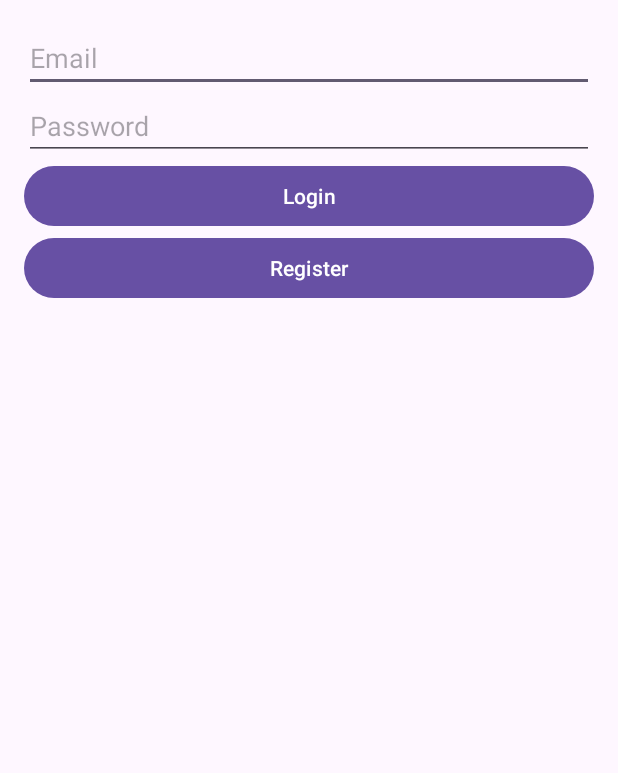
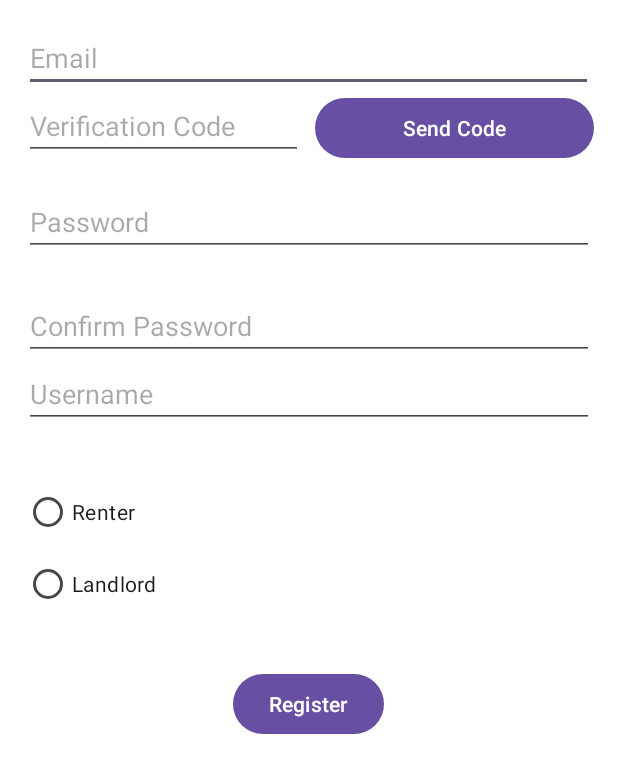
Before and after one commit to YuqiGuo105/RentToOrange, an Android app: the screen it shows after launch (LogIn before the commit, Register after it), after a tap on "Register", on a phone screen of 412 x 824 dp. Shown: the top 773 px of the screen. Run offline under Robolectric (Android 15) with nearby library versions, the phone set to English and light mode, and no system bars.

Commit message:
Register
1. Complete Register with a dummy sending verification code.

2. Renters have to register via @syr.edu. Landlords don't have to.

```diff
--- a/app/src/main/AndroidManifest.xml
+++ b/app/src/main/AndroidManifest.xml
@@ -14,6 +14,9 @@
         android:supportsRtl="true"
         android:theme="@style/Theme.RentToOrange"
         tools:targetApi="31">
+        <activity
+            android:name=".view.Register"
+            android:exported="false" />
         <activity
             android:name=".view.Register"
             android:exported="false" />
--- a/app/src/main/java/com/example/renttoorange/view/LogIn.kt
+++ b/app/src/main/java/com/example/renttoorange/view/LogIn.kt
@@ -39,8 +39,9 @@ class LogIn : AppCompatActivity() {
             val user = userRepository.getUserByEmailAndPassword(email, password)
 
             if (user != null) {
+                Toast.makeText(this, "Test1", Toast.LENGTH_SHORT).show()
                 saveUserDetailsToPreferences(user)
-
+                Toast.makeText(this, "Test2", Toast.LENGTH_SHORT).show()
                 // Redirect to HomepageActivity
                 val intent = Intent(this, Homepage::class.java)
                 startActivity(intent)
@@ -51,7 +52,7 @@ class LogIn : AppCompatActivity() {
         }
 
         btnRegister.setOnClickListener {
-            val intent = Intent(this, RegisterRenter::class.java)
+            val intent = Intent(this, Register::class.java)
             startActivity(intent)
         }
     }
--- /dev/null
+++ b/app/src/main/java/com/example/renttoorange/view/Register.kt
@@ -0,0 +1,87 @@
+package com.example.renttoorange.view
+
+import User
+import androidx.appcompat.app.AppCompatActivity
+import android.os.Bundle
+import android.widget.Button
+import android.widget.EditText
+import android.widget.RadioGroup
+import android.widget.Toast
+import com.example.renttoorange.R
+import com.example.renttoorange.dao.UserRepository
+import kotlin.random.Random
+
+class Register : AppCompatActivity() {
+    private val userRepository by lazy { UserRepository(this) }
+
+    override fun onCreate(savedInstanceState: Bundle?) {
+        super.onCreate(savedInstanceState)
+        setContentView(R.layout.activity_register)
+
+        val etEmail: EditText = findViewById(R.id.etEmail)
+        val etPassword: EditText = findViewById(R.id.etPassword)
+        val etUsername: EditText = findViewById(R.id.etUsername)
+        val userTypeRadioGroup: RadioGroup = findViewById(R.id.userTypeRadioGroup)
+        val etVerificationCode: EditText = findViewById(R.id.etVerificationCode)
+        val btnSendVerification: Button = findViewById(R.id.btnSendVerification)
+        val btnRegister: Button = findViewById(R.id.btnRegister)
+        var verificationCode: String? = "123456"
+
+        btnSendVerification.setOnClickListener {
+            val email = etEmail.text.toString().trim()
+
+            if (email.endsWith("@syr.edu")) {
+                // Generate verification code and send via email
+//                verificationCode = generateVerificationCode()
+
+                ///////////////////// Send Verification Code via Email /////////////////////
+                Toast.makeText(this@Register, "Verification code sent to your email.", Toast.LENGTH_SHORT).show()
+                ///////////////////////////////////////////////////////////////////////////
+
+            } else {
+                Toast.makeText(this, "Renters must use a @syr.edu email", Toast.LENGTH_SHORT).show()
+            }
+        }
+
+        btnRegister.setOnClickListener {
+            val email = etEmail.text.toString().trim()
+            val password = etPassword.text.toString().trim()
+            val confirmPassword = findViewById<EditText>(R.id.etConfirmPasswordRegister).text.toString()
+            val username = etUsername.text.toString().trim()
+            val userType = when (userTypeRadioGroup.checkedRadioButtonId) {
+                R.id.radioRenter -> UserType.RENTER
+                R.id.radioLandlord -> UserType.LANDLORD
+                else -> null
+            }
+
+            if (email.isEmpty() || password.isEmpty() || username.isEmpty() || userType == null) {
+                Toast.makeText(this, "Please fill out all fields", Toast.LENGTH_SHORT).show()
+                return@setOnClickListener
+            }
+
+            if (verificationCode == null || etVerificationCode.text.toString().trim() != verificationCode) {
+                Toast.makeText(this, "Invalid verification code!", Toast.LENGTH_SHORT).show()
+                return@setOnClickListener
+            }
+
+            if (password != confirmPassword) {
+                Toast.makeText(this, "Passwords do not match!", Toast.LENGTH_SHORT).show()
+                return@setOnClickListener
+            }
+
+            // Check if user with the given email already exists
+            if (userRepository.getUserByEmail(email) != null) {
+                Toast.makeText(this, "Account with this email already exists!", Toast.LENGTH_SHORT).show()
+                return@setOnClickListener
+            }
+
+            val newUser = User(email = email, password = password, username = username, userType = userType)
+            userRepository.insertUser(newUser)
+            Toast.makeText(this, "Registration successful!", Toast.LENGTH_SHORT).show()
+        }
+    }
+
+    private fun generateVerificationCode(): String {
+        return Random.nextInt(100000, 999999).toString()
+    }
+}
--- /dev/null
+++ b/app/src/main/res/layout/activity_register.xml
@@ -0,0 +1,102 @@
+<?xml version="1.0" encoding="utf-8"?>
+<ScrollView xmlns:android="http://schemas.android.com/apk/res/android"
+    android:layout_width="match_parent"
+    android:layout_height="match_parent"
+    android:padding="16dp"
+    android:background="@android:color/white">
+
+    <LinearLayout
+        android:layout_width="match_parent"
+        android:layout_height="wrap_content"
+        android:orientation="vertical"
+        android:gravity="center_horizontal">
+
+        <EditText
+            android:id="@+id/etEmail"
+            android:layout_width="379dp"
+            android:layout_height="wrap_content"
+            android:layout_weight="2"
+            android:hint="Email"
+            android:inputType="textEmailAddress" />
+
+        <LinearLayout
+            android:layout_width="match_parent"
+            android:layout_height="wrap_content"
+            android:orientation="horizontal"
+            android:layout_marginBottom="16dp">
+
+
+            <EditText
+                android:id="@+id/etVerificationCode"
+                android:layout_width="0dp"
+                android:layout_weight="1"
+                android:layout_height="wrap_content"
+                android:hint="Verification Code"
+                android:inputType="number"
+                android:visibility="visible"/>
+
+            <Button
+                android:id="@+id/btnSendVerification"
+                android:layout_width="0dp"
+                android:layout_weight="1"
+                android:layout_height="wrap_content"
+                android:text="Send Code"
+                android:layout_marginStart="8dp"/>
+
+        </LinearLayout>
+
+        <EditText
+            android:id="@+id/etPassword"
+            android:layout_width="match_parent"
+            android:layout_height="wrap_content"
+            android:layout_marginBottom="16dp"
+            android:hint="Password"
+            android:inputType="textPassword" />
+
+        <EditText
+            android:id="@+id/etConfirmPasswordRegister"
+            android:layout_width="match_parent"
+            android:layout_height="wrap_content"
+            android:layout_marginTop="8dp"
+            android:hint="Confirm Password"
+            android:inputType="textPassword" />
+
+
+        <EditText
+            android:id="@+id/etUsername"
+            android:layout_width="match_parent"
+            android:layout_height="wrap_content"
+            android:layout_marginBottom="16dp"
+            android:hint="Username"
+            android:inputType="text" />
+
+        <RadioGroup
+            android:id="@+id/userTypeRadioGroup"
+            android:layout_width="match_parent"
+            android:layout_height="wrap_content"
+            android:layout_marginTop="16dp">
+
+            <RadioButton
+                android:id="@+id/radioRenter"
+                android:layout_width="wrap_content"
+                android:layout_height="wrap_content"
+                android:text="Renter" />
+
+            <RadioButton
+                android:id="@+id/radioLandlord"
+                android:layout_width="wrap_content"
+                android:layout_height="wrap_content"
+                android:text="Landlord" />
+
+        </RadioGroup>
+
+        <Button
+            android:id="@+id/btnRegister"
+            android:layout_width="wrap_content"
+            android:layout_height="wrap_content"
+            android:text="Register"
+            android:layout_gravity="center_horizontal"
+            android:layout_marginTop="32dp"/>
+
+    </LinearLayout>
+</ScrollView>
```
Also changed, not shown: app/src/main/java/com/example/renttoorange/dao/UserRepository.kt (+65 -24 lines).
